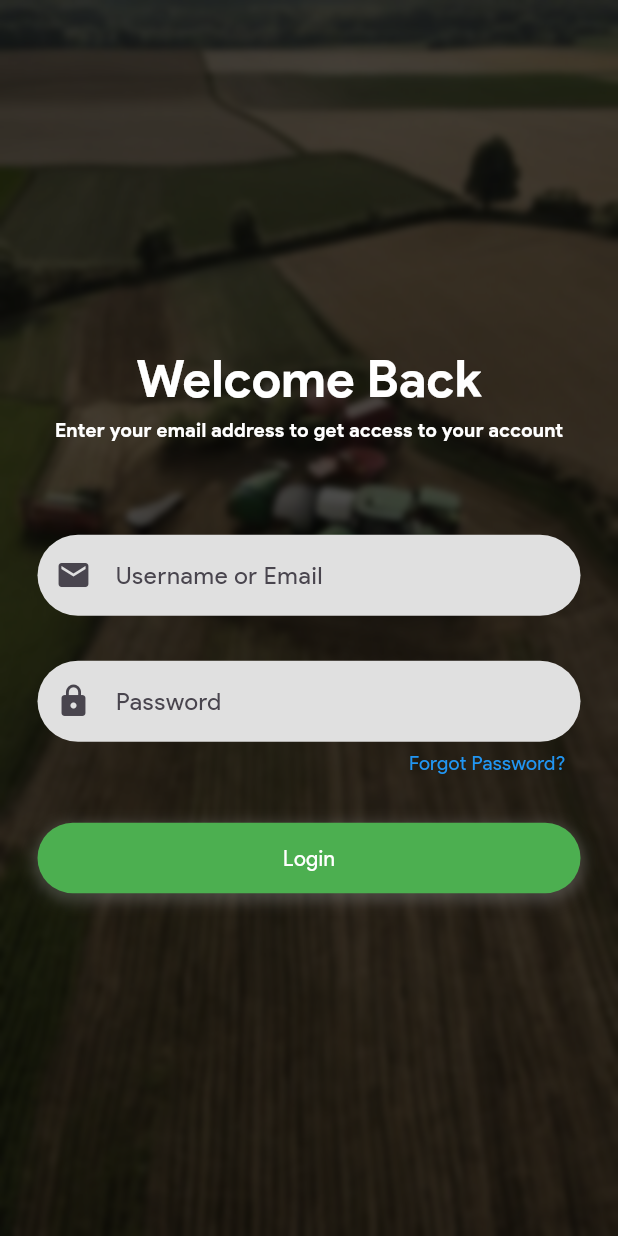
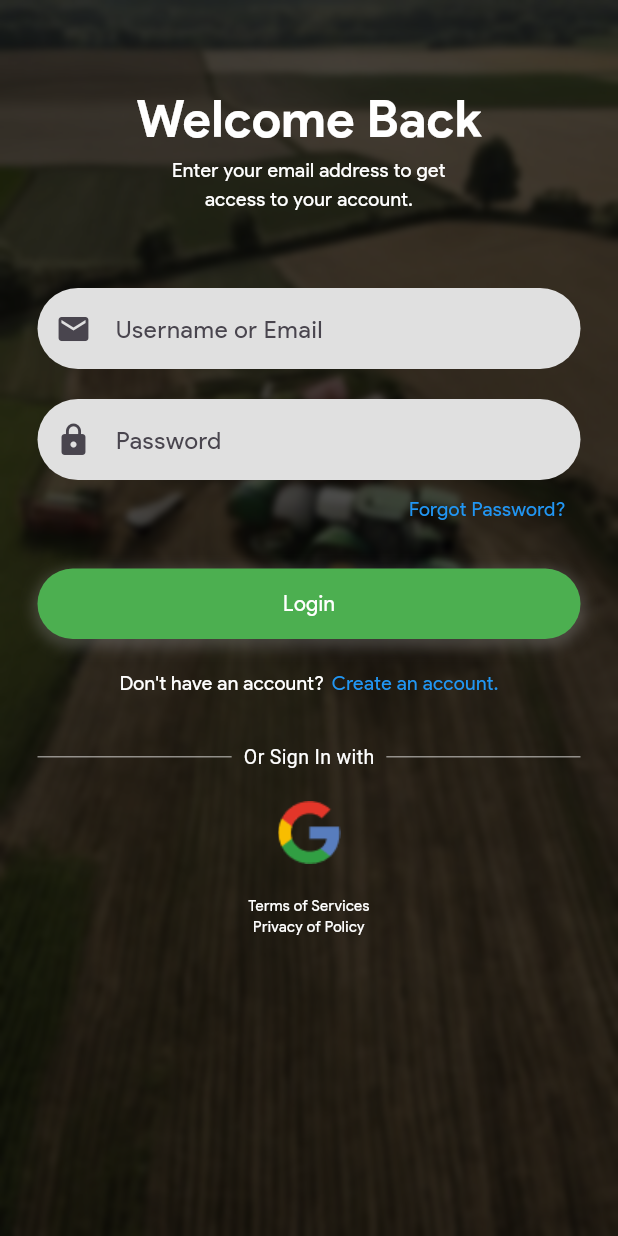
Before and after one commit to Darkbeast-glitch/ASPPEG-farms, a Flutter app: the screen it shows after launch, on a phone screen of 412 x 824 dp. Run offline on Flutter 3.47's test engine with Material 3 defaults, Android fonts, the phone set to English and light mode, and no system bars; our stand-ins replace firebase_auth, firebase_core, flutter_riverpod, gap, google_sign_in, smooth_page_indicator; accounts and stored records are empty.

Commit message:
worked on the login feature

```diff
--- a/lib/main.dart
+++ b/lib/main.dart
@@ -1,10 +1,21 @@
+import 'package:firebase_core/firebase_core.dart';
 import 'package:flutter/material.dart';
+import 'package:flutter_riverpod/flutter_riverpod.dart';
+import 'package:myapp/firebase_options.dart';
 import 'package:myapp/routes/routes.dart';
-import 'package:myapp/views/auths/login_page.dart';
-// import 'package:myapp/views/pages/onboarding_page.dart';
 
-void main() {
-  runApp(const MyApp());
+final navigatorKey = GlobalKey<NavigatorState>();
+
+void main() async {
+  WidgetsFlutterBinding.ensureInitialized();
+  await Firebase.initializeApp(
+    options: DefaultFirebaseOptions.currentPlatform,
+  );
+  runApp(
+    const ProviderScope(
+      child: MyApp(),
+    ),
+  );
 }
 
 class MyApp extends StatelessWidget {
@@ -20,7 +31,7 @@ class MyApp extends StatelessWidget {
         colorScheme: ColorScheme.fromSeed(seedColor: Colors.deepPurple),
         useMaterial3: true,
       ),
-      home: const LoginPage(),
+      navigatorKey: navigatorKey,
       initialRoute: '/', // Set the initial route
       routes: Routes.getRoutes(), // Use the routes from routes.dart
     );
--- a/lib/routes/routes.dart
+++ b/lib/routes/routes.dart
@@ -1,14 +1,18 @@
 import 'package:flutter/material.dart';
+import 'package:myapp/views/auths/auth_gate.dart';
 import 'package:myapp/views/auths/login_page.dart';
+import 'package:myapp/views/auths/register_page.dart';
 import 'package:myapp/views/pages/get_started_page.dart';
 import 'package:myapp/views/pages/onboarding_page.dart';
 
 class Routes {
   static Map<String, WidgetBuilder> getRoutes() {
     return {
+      '/': (context) => const AuthPage(),
       '/getstarted': (context) => const GetStartedPage(),
       '/onboarding': (context) => const OnboardingPage(),
       '/login': (context) => const LoginPage(),
+      '/register': (context) => const RegisterPage(),
 
       // Add other routes here
     };
--- /dev/null
+++ b/lib/views/auths/auth_gate.dart
@@ -0,0 +1,26 @@
+import 'package:firebase_auth/firebase_auth.dart';
+import 'package:flutter/material.dart';
+import 'package:myapp/views/auths/login_or_register.dart';
+import 'package:myapp/views/pages/onboarding_page.dart';
+
+class AuthPage extends StatelessWidget {
+  const AuthPage({super.key});
+
+  @override
+  Widget build(BuildContext context) {
+    return Scaffold(
+      body: StreamBuilder(
+          stream: FirebaseAuth.instance.authStateChanges(),
+          builder: (context, snapshot) {
+// Suggested code may be subject to a license. Learn more: ~LicenseLog:1453180581.
+            if (snapshot.connectionState == ConnectionState.waiting) {
+              return const Center(child: CircularProgressIndicator());
+            }
+            if (snapshot.hasData) {
+              return const OnboardingPage();
+            }
+            return const LoginOrRegisterPage();
+          }),
+    );
+  }
+}
--- /dev/null
+++ b/lib/views/auths/login_or_register.dart
@@ -0,0 +1,34 @@
+import 'package:flutter/material.dart';
+import 'package:myapp/views/auths/login_page.dart';
+import 'package:myapp/views/auths/register_page.dart';
+
+class LoginOrRegisterPage extends StatefulWidget {
+  const LoginOrRegisterPage({super.key});
+
+  @override
+  _LoginOrRegisterPageState createState() => _LoginOrRegisterPageState();
+}
+
+class _LoginOrRegisterPageState extends State<LoginOrRegisterPage> {
+// Suggested code may be subject to a license. Learn more: ~LicenseLog:3332631056.
+  bool showLoginPage = true;
+
+  void togglePages() {
+    setState(() {
+      showLoginPage = !showLoginPage;
+    });
+  }
+
+  @override
+  Widget build(BuildContext context) {
+    if (showLoginPage) {
+      return LoginPage(
+        onTap: () => togglePages(),
+      );
+    } else {
+      return RegisterPage(
+        onTap: () => togglePages(),
+      );
+    }
+  }
+}
--- a/lib/views/auths/login_page.dart
+++ b/lib/views/auths/login_page.dart
@@ -1,22 +1,22 @@
 import 'package:flutter/material.dart';
 import 'package:gap/gap.dart';
 import 'dart:ui';
-
+import 'package:flutter_riverpod/flutter_riverpod.dart'; // Import riverpod
+import 'package:myapp/services/auth_services.dart';
 import 'package:myapp/utils/constants.dart';
 import 'package:myapp/utils/my_textfield.dart';
 
-class LoginPage extends StatefulWidget {
-  const LoginPage({super.key});
+class LoginPage extends ConsumerWidget {
+  // Change to ConsumerWidget
+  const LoginPage({super.key, this.onTap});
+  final Function()? onTap;
 
   @override
-  State<LoginPage> createState() => _LoginPageState();
-}
+  Widget build(BuildContext context, WidgetRef ref) {
+    // ConsumerWidget uses WidgetRef
+    final TextEditingController emailController = TextEditingController();
+    final TextEditingController passwordController = TextEditingController();
 
-class _LoginPageState extends State<LoginPage> {
-  final TextEditingController _emailController = TextEditingController();
-  final TextEditingController _passwordController = TextEditingController();
-  @override
-  Widget build(BuildContext context) {
     return Scaffold(
       body: Stack(
         children: [
@@ -43,9 +43,15 @@ class _LoginPageState extends State<LoginPage> {
 
           Padding(
             padding: const EdgeInsets.all(25),
+            child: SingleChildScrollView(
+              child: Center(
+                // Center the content
                 child: Column(
-              mainAxisAlignment: MainAxisAlignment.center,
+                  crossAxisAlignment: CrossAxisAlignment.center,
+                  mainAxisAlignment: MainAxisAlignment.start,
                   children: [
+                    const SizedBox(height: 30), // Gap at the top
+
                     // a welcome back text
                     Text(
                       "Welcome Back",
@@ -53,28 +59,31 @@ class _LoginPageState extends State<LoginPage> {
                           .copyWith(color: Colors.white, fontSize: 34),
                     ),
                     // a sign in text
-                Text(
-                  "Enter your email address to get access to your account",
-                  style: AppConstants.seconTitleTextStyle.copyWith(
+                    const Text(
+                      textAlign: TextAlign.center,
+                      "Enter your email address to get \naccess to your account.",
+                      style: TextStyle(
+                          fontFamily: "Product Sans Regular",
                           color: Colors.white,
                           fontSize: 13,
                           fontWeight: FontWeight.w300),
                     ),
-                const Gap(60),
+                    const Gap(50),
+
                     MyTextForm(
                         hintText: "Username or Email",
                         prefix: const Icon(Icons.email),
-                    controller: _emailController,
+                        controller: emailController,
                         obsecureText: false),
-                const Gap(30),
+                    const Gap(20),
 
                     // a password field
                     MyTextForm(
                         hintText: "Password",
                         prefix: const Icon(Icons.lock),
-                    controller: _passwordController,
+                        controller: passwordController,
                         obsecureText: true),
-                const Gap(5),
+                    const Gap(10),
 
                     // a forget password
                     Padding(
@@ -94,7 +103,14 @@ class _LoginPageState extends State<LoginPage> {
                     const Gap(30),
 
                     // a login in button
-                Container(
+                    GestureDetector(
+                      onTap: () {
+                        ref
+                            .read(authSerivceProvider)
+                            .signInWithEmailAndPassword(emailController.text,
+                                passwordController.text, context);
+                      },
+                      child: Container(
                         height: 47,
                         padding: const EdgeInsets.symmetric(
                             horizontal: 16.0, vertical: 8.0),
@@ -106,8 +122,8 @@ class _LoginPageState extends State<LoginPage> {
                               color: Colors.grey.withOpacity(0.3),
                               spreadRadius: 3,
                               blurRadius: 7,
-                        offset:
-                            const Offset(0, 3), // changes position of shadow
+                              offset: const Offset(
+                                  0, 3), // changes position of shadow
                             ),
                           ],
                         ),
@@ -122,9 +138,73 @@ class _LoginPageState extends State<LoginPage> {
                           ),
                         ),
                       ),
+                    ),
+                    const Gap(20),
 
                     // don't have an account text
+                    Row(
+                      mainAxisAlignment: MainAxisAlignment.center,
+                      children: [
+                        Text(
+                          "Don't have an account?",
+                          style: AppConstants.subtitleTextStyle
+                              .copyWith(color: Colors.white, fontSize: 13),
+                        ),
+                        const Gap(5),
+                        GestureDetector(
+                          onTap:
+                              onTap, // No need for widget.onTap in ConsumerWidget
+                          child: Text(
+                            "Create an account.",
+                            style: AppConstants.subtitleTextStyle
+                                .copyWith(color: Colors.blue, fontSize: 13),
+                          ),
+                        ),
                       ],
+                    ),
+                    const Gap(30),
+
+                    // Dividers in a row
+                    Row(
+                      mainAxisAlignment: MainAxisAlignment.center,
+                      children: [
+                        Expanded(
+                          child: Divider(
+                            thickness: 1,
+                            color: Colors.white.withOpacity(0.5),
+                          ),
+                        ),
+                        const Padding(
+                          padding: EdgeInsets.symmetric(horizontal: 8.0),
+                          child: Text(
+                            "Or Sign In with",
+                            style: TextStyle(color: Colors.white, fontSize: 13),
+                          ),
+                        ),
+                        Expanded(
+                          child: Divider(
+                            thickness: 1,
+                            color: Colors.white.withOpacity(0.5),
+                          ),
+                        ),
+                      ],
+                    ),
+                    const Gap(20),
+
+                    Image.asset("assets/images/goog.png"),
+                    const Gap(20),
+
+                    const Text(
+                      textAlign: TextAlign.center,
+                      "Terms of Services\nPrivacy of Policy",
+                      style: TextStyle(
+                          color: Colors.white,
+                          fontFamily: "Product Sans Regular",
+                          fontSize: 10),
+                    )
+                  ],
+                ),
+              ),
             ),
           ),
         ],
--- a/pubspec.yaml
+++ b/pubspec.yaml
@@ -28,10 +28,16 @@ environment:
 # the latest version available on pub.dev. To see which dependencies have newer
 # versions available, run `flutter pub outdated`.
 dependencies:
+  cloud_firestore: ^5.4.4
   cupertino_icons: ^1.0.6
+  firebase_auth: ^5.3.1
+  firebase_core: ^3.6.0
+  firebase_simplify: ^1.1.1
   flutter:
     sdk: flutter
+  flutter_riverpod: ^2.5.1
   gap: ^3.0.1
+  google_sign_in: ^6.2.1
   smooth_page_indicator: ^1.2.0+3
 
 dev_dependencies:
```
Also changed, not shown: lib/services/auth_services.dart (added, +120 -0 lines), lib/views/auths/register_page.dart (+198 -0 lines), assets/images/goog.png (added), firebase.json (added), lib/firebase_options.dart (added), pubspec.lock, 5 other files. Lines whose indentation alone changed are shown as unchanged.
